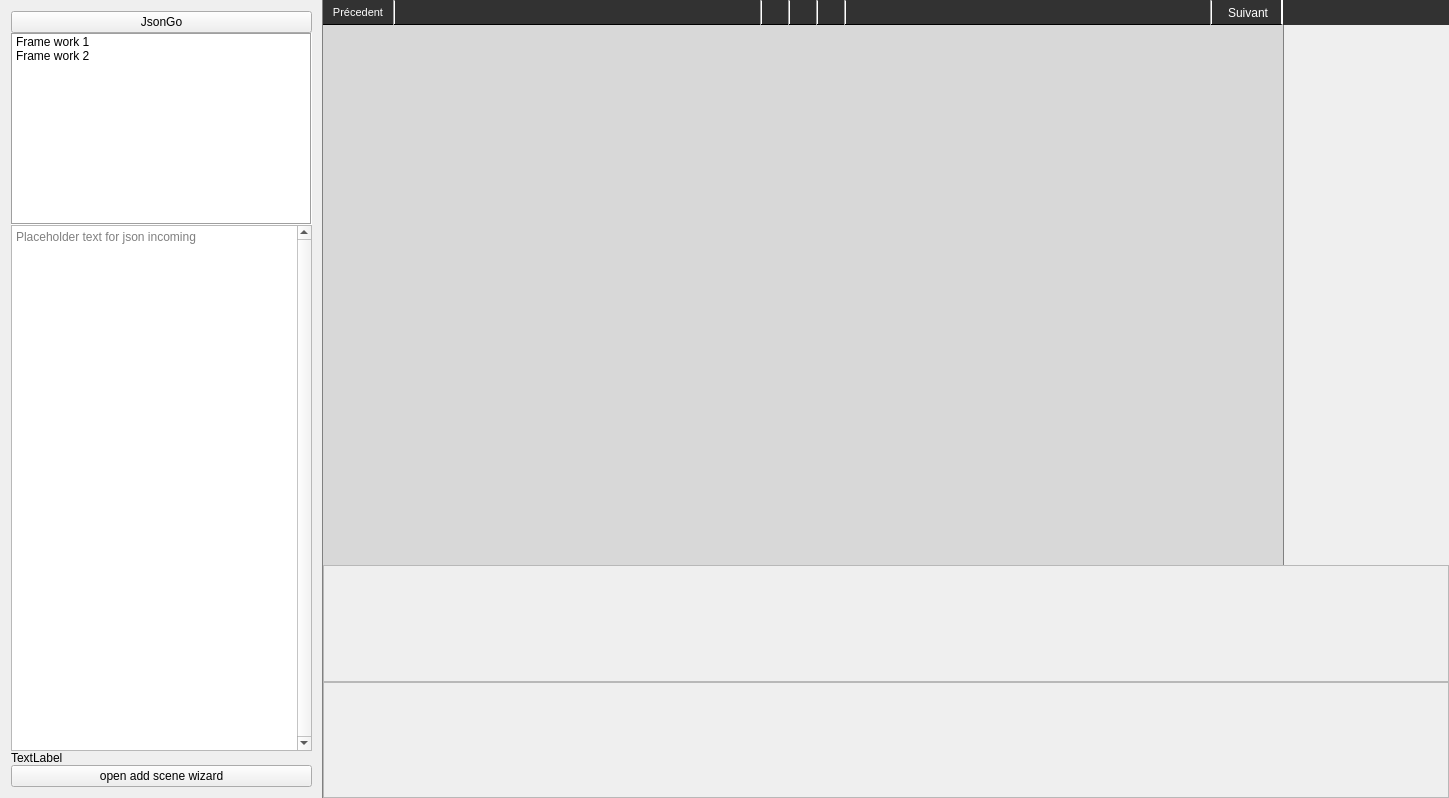
Before: the Qt Designer form cmainwindow.ui in ludomuse/LudoMuseEditor, drawn with Qt 5.
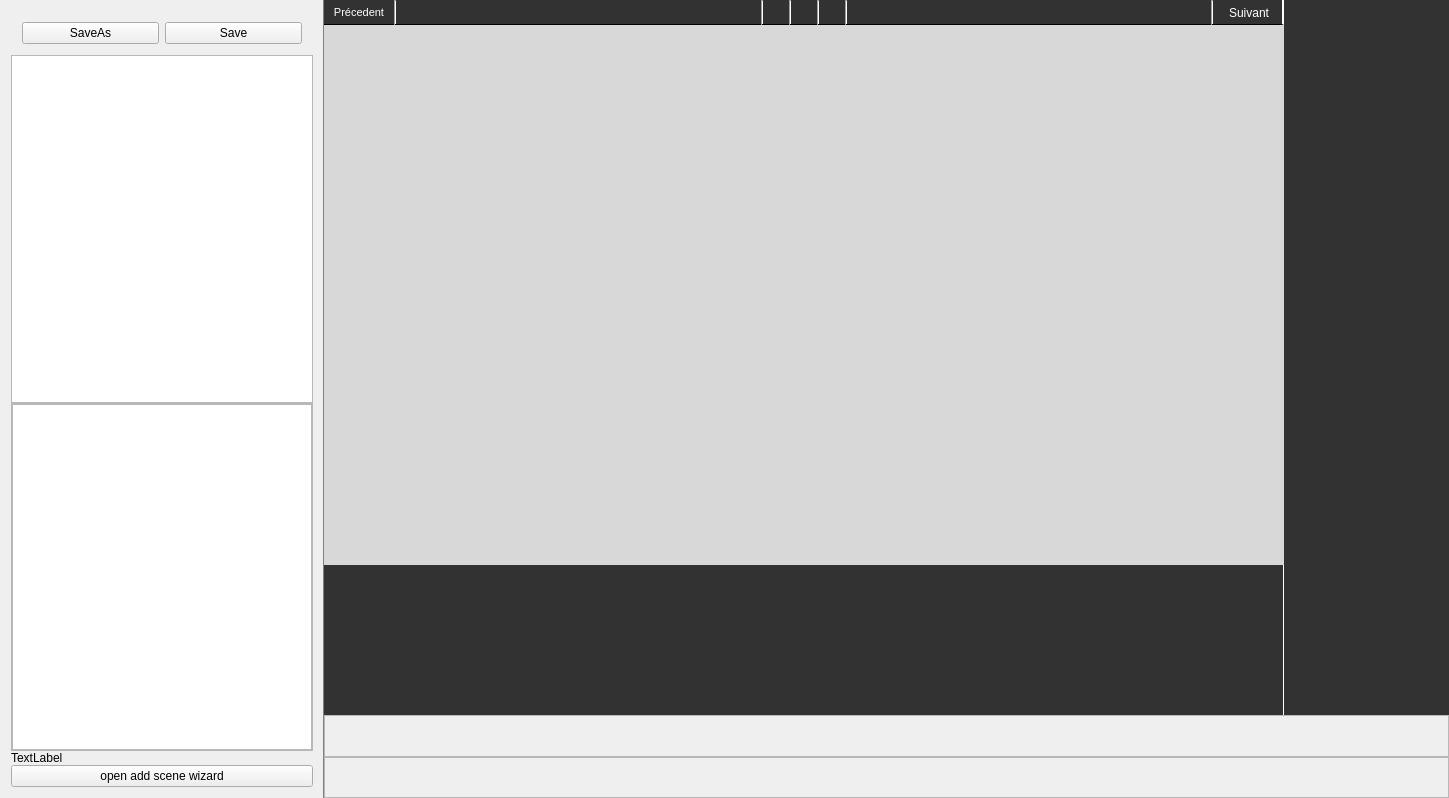
After: the same form once the commit is applied. Icons and pictures are not drawn. Custom widgets are drawn as their Qt base class.

Commit message: [ADD] Scene Editor below cocos view

```diff
--- a/cmainwindow.ui
+++ b/cmainwindow.ui
@@ -71,53 +71,138 @@
          <number>11</number>
         </property>
         <item>
-         <widget class="QPushButton" name="JsonGo">
-          <property name="text">
-           <string>JsonGo</string>
-          </property>
+         <widget class="QWidget" name="tempSaveBtnContainer" native="true">
+          <layout class="QHBoxLayout" name="horizontalLayout_12">
+           <item>
+            <widget class="QPushButton" name="JsonGo">
+             <property name="text">
+              <string>SaveAs</string>
+             </property>
+            </widget>
+           </item>
+           <item>
+            <widget class="QPushButton" name="save">
+             <property name="enabled">
+              <bool>true</bool>
+             </property>
+             <property name="text">
+              <string>Save</string>
+             </property>
+            </widget>
+           </item>
+          </layout>
          </widget>
         </item>
         <item>
-         <widget class="QListWidget" name="listWidget">
+         <widget class="QTreeView" name="fileBrowser">
           <property name="sizePolicy">
-           <sizepolicy hsizetype="Minimum" vsizetype="Minimum">
+           <sizepolicy hsizetype="MinimumExpanding" vsizetype="MinimumExpanding">
             <horstretch>0</horstretch>
             <verstretch>0</verstretch>
            </sizepolicy>
           </property>
-          <property name="frameShape">
-           <enum>QFrame::Box</enum>
-          </property>
           <property name="dragEnabled">
            <bool>true</bool>
           </property>
-          <property name="dragDropMode">
-           <enum>QAbstractItemView::DragOnly</enum>
+          <property name="sortingEnabled">
+           <bool>true</bool>
           </property>
-          <item>
-           <property name="text">
-            <string>Frame work 1</string>
-           </property>
-          </item>
-          <item>
-           <property name="text">
-            <string>Frame work 2</string>
-           </property>
-          </item>
          </widget>
         </item>
         <item>
-         <widget class="QTextEdit" name="jsonDisplayer">
-          <property name="verticalScrollBarPolicy">
-           <enum>Qt::ScrollBarAlwaysOn</enum>
+         <widget class="QScrollArea" name="scrollArea_3">
+          <property name="sizePolicy">
+           <sizepolicy hsizetype="Expanding" vsizetype="Expanding">
+            <horstretch>0</horstretch>
+            <verstretch>0</verstretch>
+           </sizepolicy>
           </property>
-          <property name="placeholderText">
-           <string>Placeholder text for json incoming</string>
+          <property name="horizontalScrollBarPolicy">
+           <enum>Qt::ScrollBarAlwaysOff</enum>
           </property>
+          <property name="widgetResizable">
+           <bool>true</bool>
+          </property>
+          <widget class="QWidget" name="scrollAreaWidgetContents_3">
+           <property name="geometry">
+            <rect>
+             <x>0</x>
+             <y>0</y>
+             <width>300</width>
+             <height>339</height>
+            </rect>
+           </property>
+           <property name="sizePolicy">
+            <sizepolicy hsizetype="Expanding" vsizetype="Expanding">
+             <horstretch>0</horstretch>
+             <verstretch>0</verstretch>
+            </sizepolicy>
+           </property>
+           <layout class="QVBoxLayout" name="verticalLayout_4">
+            <property name="spacing">
+             <number>0</number>
+            </property>
+            <property name="leftMargin">
+             <number>0</number>
+            </property>
+            <property name="topMargin">
+             <number>0</number>
+            </property>
+            <property name="rightMargin">
+             <number>0</number>
+            </property>
+            <property name="bottomMargin">
+             <number>0</number>
+            </property>
+            <item>
+             <widget class="CFileListView" name="fileListView">
+              <property name="showDropIndicator" stdset="0">
+               <bool>true</bool>
+              </property>
+              <property name="dragEnabled">
+               <bool>true</bool>
+              </property>
+              <property name="defaultDropAction">
+               <enum>Qt::CopyAction</enum>
+              </property>
+              <property name="textElideMode">
+               <enum>Qt::ElideNone</enum>
+              </property>
+              <property name="isWrapping" stdset="0">
+               <bool>true</bool>
+              </property>
+              <property name="layoutMode">
+               <enum>QListView::SinglePass</enum>
+              </property>
+              <property name="spacing">
+               <number>5</number>
+              </property>
+              <property name="viewMode">
+               <enum>QListView::IconMode</enum>
+              </property>
+              <property name="modelColumn">
+               <number>0</number>
+              </property>
+              <property name="uniformItemSizes">
+               <bool>true</bool>
+              </property>
+              <property name="wordWrap">
+               <bool>true</bool>
+              </property>
+             </widget>
+            </item>
+           </layout>
+          </widget>
          </widget>
         </item>
         <item>
          <widget class="QLabel" name="label">
+          <property name="sizePolicy">
+           <sizepolicy hsizetype="Preferred" vsizetype="Minimum">
+            <horstretch>0</horstretch>
+            <verstretch>0</verstretch>
+           </sizepolicy>
+          </property>
           <property name="text">
            <string>TextLabel</string>
           </property>
@@ -573,7 +658,7 @@
             <number>0</number>
            </property>
            <item>
-            <widget class="QWidget" name="glViewContainer" native="true">
+            <widget class="QWidget" name="glViewAndSceneInspector" native="true">
              <property name="sizePolicy">
               <sizepolicy hsizetype="Minimum" vsizetype="Minimum">
                <horstretch>0</horstretch>
@@ -597,7 +682,7 @@
 	background-color : rgb(216, 216, 216)
 }</string>
              </property>
-             <layout class="QHBoxLayout" name="horizontalLayout_4">
+             <layout class="QVBoxLayout" name="verticalLayout_5">
               <property name="spacing">
                <number>0</number>
               </property>
@@ -613,41 +698,89 @@
               <property name="bottomMargin">
                <number>0</number>
               </property>
+              <item>
+               <widget class="QWidget" name="glViewContainer" native="true">
+                <property name="sizePolicy">
+                 <sizepolicy hsizetype="Minimum" vsizetype="Minimum">
+                  <horstretch>0</horstretch>
+                  <verstretch>0</verstretch>
+                 </sizepolicy>
+                </property>
+                <property name="minimumSize">
+                 <size>
+                  <width>960</width>
+                  <height>540</height>
+                 </size>
+                </property>
+                <layout class="QVBoxLayout" name="verticalLayout_6">
+                 <property name="spacing">
+                  <number>0</number>
+                 </property>
+                 <property name="leftMargin">
+                  <number>0</number>
+                 </property>
+                 <property name="topMargin">
+                  <number>0</number>
+                 </property>
+                 <property name="rightMargin">
+                  <number>0</number>
+                 </property>
+                 <property name="bottomMargin">
+                  <number>0</number>
+                 </property>
+                </layout>
+               </widget>
+              </item>
+              <item>
+               <widget class="QWidget" name="sceneInspectorContainer" native="true">
+                <property name="sizePolicy">
+                 <sizepolicy hsizetype="Preferred" vsizetype="Expanding">
+                  <horstretch>0</horstretch>
+                  <verstretch>0</verstretch>
+                 </sizepolicy>
+                </property>
+                <property name="minimumSize">
+                 <size>
+                  <width>0</width>
+                  <height>150</height>
+                 </size>
+                </property>
+                <property name="styleSheet">
+                 <string notr="true">#sceneInspectorContainer{
+	background-color : rgb(50, 50, 50);
+	border-right : 1px solid white
+}</string>
+                </property>
+                <layout class="QVBoxLayout" name="verticalLayout_8">
+                 <property name="spacing">
+                  <number>0</number>
+                 </property>
+                 <property name="leftMargin">
+                  <number>0</number>
+                 </property>
+                 <property name="topMargin">
+                  <number>0</number>
+                 </property>
+                 <property name="rightMargin">
+                  <number>0</number>
+                 </property>
+                 <property name="bottomMargin">
+                  <number>0</number>
+                 </property>
+                </layout>
+               </widget>
+              </item>
              </layout>
             </widget>
            </item>
            <item>
             <widget class="QWidget" name="inspectorContainer" native="true">
-             <property name="sizePolicy">
-              <sizepolicy hsizetype="Minimum" vsizetype="Minimum">
-               <horstretch>0</horstretch>
-               <verstretch>0</verstretch>
-              </sizepolicy>
-             </property>
-             <property name="minimumSize">
-              <size>
-               <width>0</width>
-               <height>540</height>
-              </size>
-             </property>
-             <property name="maximumSize">
-              <size>
-               <width>16777215</width>
-               <height>540</height>
-              </size>
-             </property>
-             <property name="baseSize">
-              <size>
-               <width>960</width>
-               <height>540</height>
-              </size>
-             </property>
              <property name="styleSheet">
-              <string notr="true">#inspectorContainer {
-	border-left: 1px solid grey
+              <string notr="true">#inspectorContainer{
+	background-color : rgb(50,50,50);
 }</string>
              </property>
-             <layout class="QHBoxLayout" name="horizontalLayout_8">
+             <layout class="QHBoxLayout" name="horizontalLayout_4">
               <property name="spacing">
                <number>0</number>
               </property>
@@ -700,6 +833,12 @@
            </property>
            <item>
             <widget class="QScrollArea" name="scrollArea_2">
+             <property name="sizePolicy">
+              <sizepolicy hsizetype="Preferred" vsizetype="Expanding">
+               <horstretch>0</horstretch>
+               <verstretch>0</verstretch>
+              </sizepolicy>
+             </property>
              <property name="widgetResizable">
               <bool>true</bool>
              </property>
@@ -708,8 +847,8 @@
                <rect>
                 <x>0</x>
                 <y>0</y>
-                <width>1124</width>
-                <height>115</height>
+                <width>1123</width>
+                <height>40</height>
                </rect>
               </property>
               <layout class="QHBoxLayout" name="horizontalLayout_6">
@@ -741,6 +880,12 @@
            </item>
            <item>
             <widget class="QScrollArea" name="scrollArea">
+             <property name="sizePolicy">
+              <sizepolicy hsizetype="Preferred" vsizetype="Expanding">
+               <horstretch>0</horstretch>
+               <verstretch>0</verstretch>
+              </sizepolicy>
+             </property>
              <property name="widgetResizable">
               <bool>true</bool>
              </property>
@@ -749,8 +894,8 @@
                <rect>
                 <x>0</x>
                 <y>0</y>
-                <width>1124</width>
-                <height>114</height>
+                <width>1123</width>
+                <height>39</height>
                </rect>
               </property>
               <layout class="QHBoxLayout" name="horizontalLayout_5">
@@ -799,6 +944,13 @@
   </action>
  </widget>
  <layoutdefault spacing="6" margin="11"/>
+ <customwidgets>
+  <customwidget>
+   <class>CFileListView</class>
+   <extends>QListView</extends>
+   <header>CFileListView.h</header>
+  </customwidget>
+ </customwidgets>
  <resources/>
  <connections/>
 </ui>
```
The commit also changes 7 other files.
